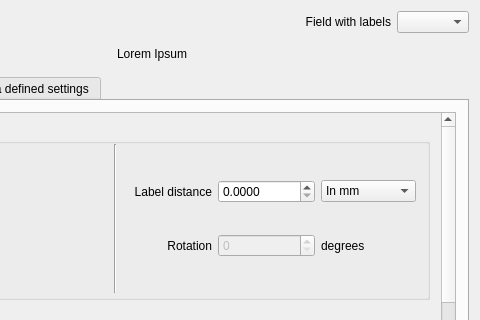
Above: src/ui/qgslabelingguibase.ui from qgis/QGIS before the change; both pictures show x 223 to 703 and y 0 to 320 of the 703 by 469 pixel window. Below: the same form after it.
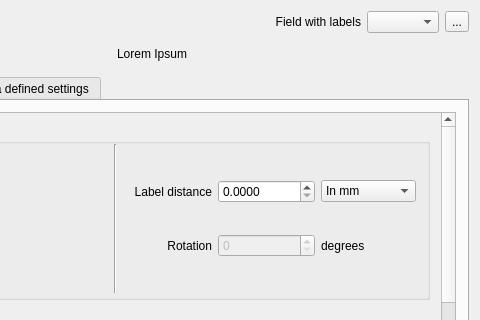
That is the form after the change. The open tabs and pages were chosen to show the change. Icons and pictures are not drawn. Custom widgets are drawn as their Qt base class.

Commit message: Added expression based labels, simple dialog for entering expressions. Code still needs some clean up and testing.

What changed in the file:
```diff
--- a/src/ui/qgslabelingguibase.ui
+++ b/src/ui/qgslabelingguibase.ui
@@ -53,6 +53,13 @@
      <item>
       <widget class="QComboBox" name="cboFieldName"/>
      </item>
+     <item>
+      <widget class="QToolButton" name="btnExpression">
+       <property name="text">
+        <string>...</string>
+       </property>
+      </widget>
+     </item>
     </layout>
    </item>
    <item row="1" column="0">
```
Left out of the diff: 8 changed lines with no effect on the pictures. The commit also changes 11 other files.
